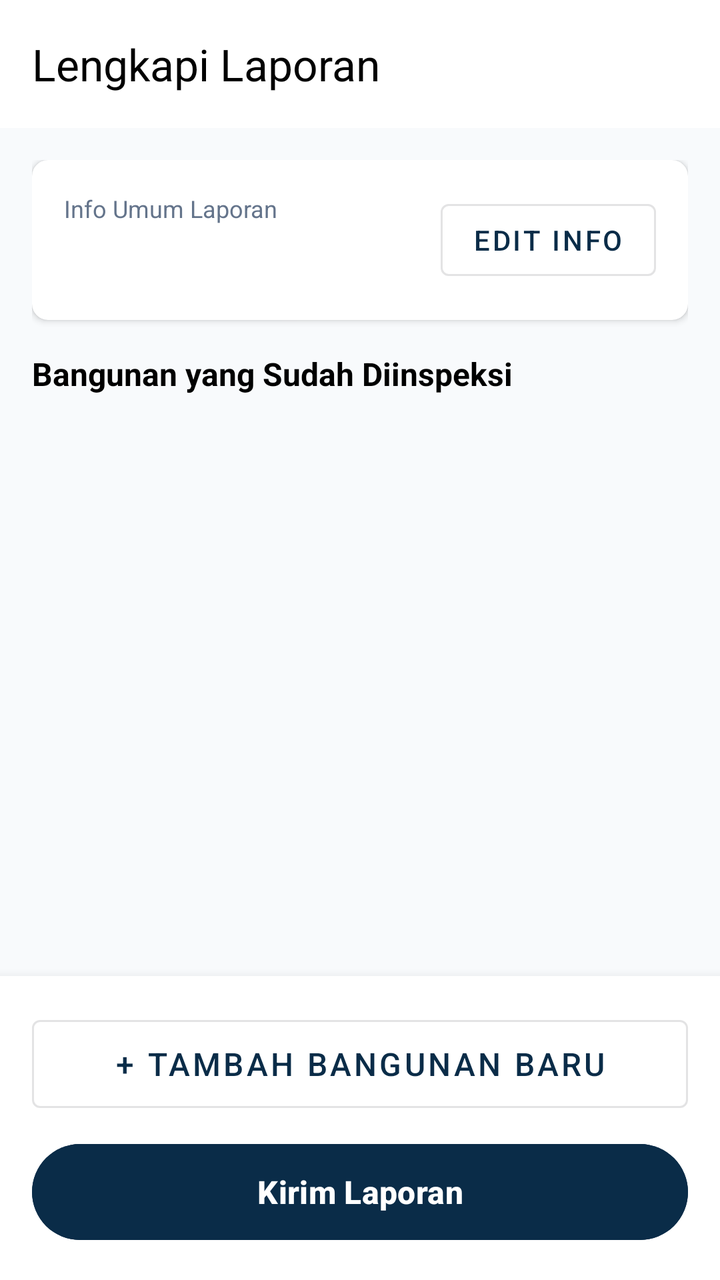
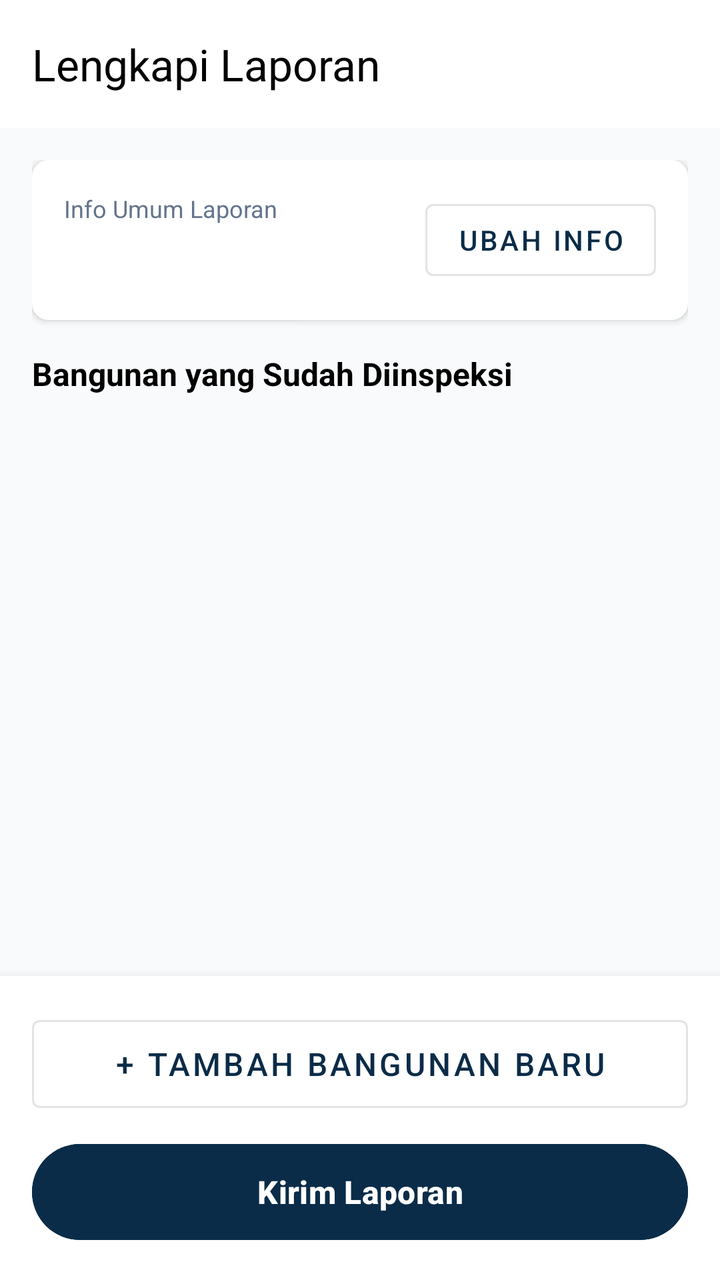

Screens rendered from an Android XML layout before and after an edit, with the pre-edit source and the edit as a unified diff.
<!-- AndroidManifest.xml: application theme Theme.RiverOP -->
<!-- res/layout/activity_ringkasan_bangunan.xml -->
<?xml version="1.0" encoding="utf-8"?>
<LinearLayout xmlns:android="http://schemas.android.com/apk/res/android"
    xmlns:app="http://schemas.android.com/apk/res-auto"
    android:layout_width="match_parent"
    android:layout_height="match_parent"
    android:orientation="vertical"
    android:background="@color/surface_soft">

    <androidx.appcompat.widget.Toolbar
        android:id="@+id/toolbar"
        android:layout_width="match_parent"
        android:layout_height="?attr/actionBarSize"
        android:background="@color/white"
        android:elevation="4dp"
        app:title="Lengkapi Laporan"
        app:titleTextColor="@color/black" />

    <androidx.core.widget.NestedScrollView
        android:layout_width="match_parent"
        android:layout_height="0dp"
        android:layout_weight="1">

        <LinearLayout
            android:layout_width="match_parent"
            android:layout_height="wrap_content"
            android:orientation="vertical"
            android:padding="16dp">

            <androidx.cardview.widget.CardView
                android:layout_width="match_parent"
                android:layout_height="wrap_content"
                android:layout_marginBottom="16dp"
                app:cardCornerRadius="8dp"
                app:cardElevation="2dp">

                <LinearLayout
                    android:layout_width="match_parent"
                    android:layout_height="wrap_content"
                    android:orientation="vertical"
                    android:padding="16dp">

                    <RelativeLayout
                        android:layout_width="match_parent"
                        android:layout_height="wrap_content">

                        <LinearLayout
                            android:layout_width="wrap_content"
                            android:layout_height="wrap_content"
                            android:orientation="vertical">

                            <TextView
                                android:layout_width="wrap_content"
                                android:layout_height="wrap_content"
                                android:text="Info Umum Laporan"
                                android:textColor="@color/text_secondary"
                                android:textSize="12sp" />

                            <TextView
                                android:id="@+id/tvInfoUmum"
                                android:layout_width="wrap_content"
                                android:layout_height="wrap_content"
                                android:layout_marginTop="2dp"
                                android:textColor="@color/black"
                                android:textSize="14sp"
                                android:textStyle="bold" />

                        </LinearLayout>

                        <com.google.android.material.button.MaterialButton
                            android:id="@+id/btnEditInfoUmum"
                            style="@style/Widget.MaterialComponents.Button.OutlinedButton"
                            android:layout_width="wrap_content"
                            android:layout_height="wrap_content"
                            android:layout_alignParentEnd="true"
                            android:layout_centerVertical="true"
                            android:text="Edit Info" />

                    </RelativeLayout>

                </LinearLayout>

            </androidx.cardview.widget.CardView>

            <TextView
                android:layout_width="wrap_content"
                android:layout_height="wrap_content"
                android:text="Bangunan yang Sudah Diinspeksi"
                android:textColor="@color/black"
                android:textSize="16sp"
                android:textStyle="bold"
                android:layout_marginBottom="8dp" />

            <androidx.recyclerview.widget.RecyclerView
                android:id="@+id/rvBangunan"
                android:layout_width="match_parent"
                android:layout_height="wrap_content"
                android:nestedScrollingEnabled="false" />

        </LinearLayout>

    </androidx.core.widget.NestedScrollView>

    <LinearLayout
        android:layout_width="match_parent"
        android:layout_height="wrap_content"
        android:orientation="vertical"
        android:padding="16dp"
        android:background="@color/white"
        android:elevation="8dp">

        <com.google.android.material.button.MaterialButton
            android:id="@+id/btnTambahBangunan"
            style="@style/Widget.MaterialComponents.Button.OutlinedButton"
            android:layout_width="match_parent"
            android:layout_height="56dp"
            android:layout_marginBottom="8dp"
            android:text="+ Tambah Bangunan Baru"
            android:textSize="16sp" />

        <com.google.android.material.button.MaterialButton
            android:id="@+id/btnKirimLaporan"
            android:layout_width="match_parent"
            android:layout_height="56dp"
            android:text="Kirim Laporan"
            android:textSize="16sp"
            android:textStyle="bold"
            android:textColor="@color/white"
            android:backgroundTint="@color/primary" />

    </LinearLayout>

</LinearLayout>
<!-- resources referenced by this layout -->
<resources>
  <color name="black">#000000</color>
  <color name="primary">#0A2C48</color>
  <color name="surface_soft">#F8FAFC</color>
  <color name="text_secondary">#64748B</color>
  <color name="white">#FFFFFF</color>
  <style name="Theme.RiverOP" parent="Base.Theme.RiverOP" />
  <style name="Base.Theme.RiverOP" parent="Theme.Material3.Light.NoActionBar">
          <item name="colorPrimary">@color/primary</item>
          <item name="colorPrimaryVariant">@color/primary_dark</item>
          <item name="colorSecondary">@color/accent_gold</item>
          <item name="android:colorBackground">@color/background</item>
          <item name="android:windowBackground">@color/background</item>
      </style>
  <color name="primary_dark">#061523</color>
  <color name="accent_gold">#EBBD51</color>
  <color name="background">#FBFCFD</color>
</resources>

<!-- the commit's change to res/layout/activity_ringkasan_bangunan.xml (unified diff, before → after) -->
@@ -73,7 +73,7 @@
                             android:layout_height="wrap_content"
                             android:layout_alignParentEnd="true"
                             android:layout_centerVertical="true"
-                            android:text="Edit Info" />
+                            android:text="Ubah Info" />
 
                     </RelativeLayout>
 
